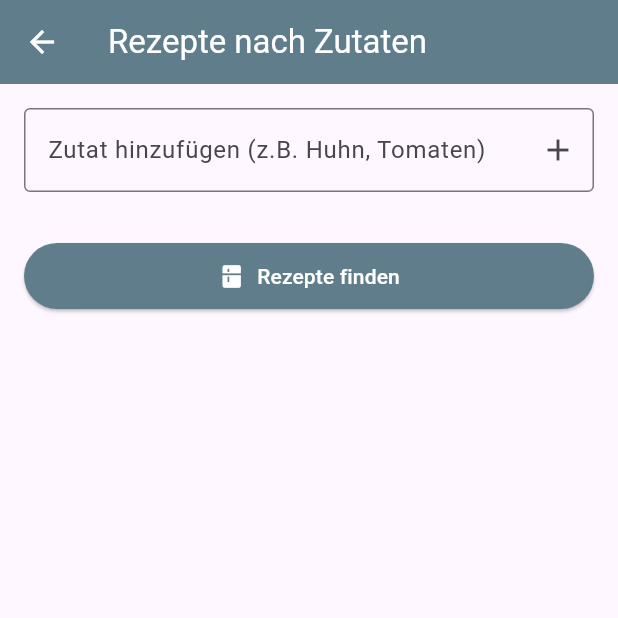
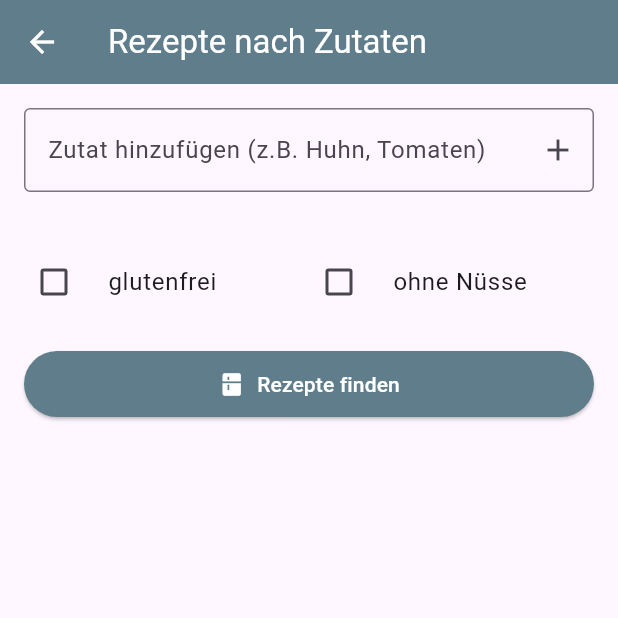
Before and after one commit to urdev-github1/urezepte2, a Flutter app: the screen it shows after launch, after a tap on "Rezepte nach Zutaten", on a phone screen of 412 x 824 dp, the top half of it. Run offline on Flutter 3.47's test engine with Material 3 defaults, Android fonts, the phone set to English and light mode, and no system bars; our stand-ins replace flutter_html, package_info_plus; network calls fail.

Commit message:
Erweitert um Gluten- und Nussfilter

```diff
--- a/lib/main.dart
+++ b/lib/main.dart
@@ -1,7 +1,7 @@
 // lib/main.dart
 
 import 'package:flutter/material.dart';
-import '../screens/main_screen.dart'; // Korrekter Import für MainScreen
+import '../screens/main_screen.dart';
 
 void main() {
   runApp(const MyApp());
@@ -13,17 +13,17 @@ class MyApp extends StatelessWidget {
   @override
   Widget build(BuildContext context) {
     return MaterialApp(
-      title: 'uRezepte2', // Du kannst hier den Namen deiner App anpassen
+      title: 'uRezepte2',
       theme: ThemeData(
-        primarySwatch: Colors.blueGrey, // Passend zu deiner App-Bar Farbe
+        primarySwatch: Colors.blueGrey,
         appBarTheme: const AppBarTheme(
           backgroundColor: Colors.blueGrey,
           foregroundColor: Colors.white,
         ),
         useMaterial3: true,
       ),
-      home: const MainScreen(), // Der MainScreen ist der Startbildschirm
-      debugShowCheckedModeBanner: false, // Optional: Entfernt das Debug-Banner
+      home: const MainScreen(),
+      debugShowCheckedModeBanner: false,
     );
   }
 }
--- a/lib/models/recipe.dart
+++ b/lib/models/recipe.dart
@@ -3,7 +3,7 @@
 class Recipe {
   final int id;
   final String title;
-  final String? image; // Bild-URL ist optional
+  final String? image;
 
   Recipe({required this.id, required this.title, this.image});
 
--- a/lib/screens/about_screen.dart
+++ b/lib/screens/about_screen.dart
@@ -1,8 +1,8 @@
-// ==== lib\screens\about_screen.dart ====
+// lib\screens\about_screen.dart
 
 import 'package:flutter/material.dart';
 import 'package:package_info_plus/package_info_plus.dart';
-import '../generated/build_info.dart'; // Import der BuildInfo
+import '../generated/build_info.dart';
 
 class AboutScreen extends StatefulWidget {
   const AboutScreen({super.key});
--- a/lib/screens/ingredients_search_screen.dart
+++ b/lib/screens/ingredients_search_screen.dart
@@ -3,7 +3,7 @@
 import 'package:flutter/material.dart';
 import '../models/recipe.dart';
 import '../services/spoonacular_service.dart';
-import 'recipe_detail_screen.dart'; // Für die Navigation zur Detailseite
+import '../screens/recipe_detail_screen.dart';
 
 class IngredientsSearchScreen extends StatefulWidget {
   const IngredientsSearchScreen({super.key});
@@ -20,6 +20,10 @@ class _IngredientsSearchScreenState extends State<IngredientsSearchScreen> {
   List<Recipe> _recipes = [];
   bool _isLoading = false;
   String? _errorMessage;
+
+  // NEU: Zustandsvariablen für die Filter
+  bool _isGlutenFreeFilterActive = false;
+  bool _isNutFreeFilterActive = false;
 
   @override
   void dispose() {
@@ -55,12 +59,15 @@ class _IngredientsSearchScreenState extends State<IngredientsSearchScreen> {
     setState(() {
       _isLoading = true;
       _errorMessage = null;
-      _recipes = []; // Clear previous results
+      _recipes = [];
     });
 
     try {
+      // Parameter für Diät und Unverträglichkeiten übergeben
       final recipes = await _spoonacularService.findRecipesByIngredients(
         _ingredients,
+        diet: _isGlutenFreeFilterActive ? 'gluten_free' : null,
+        intolerances: _isNutFreeFilterActive ? 'peanut,tree_nut' : null,
       );
       setState(() {
         _recipes = recipes;
@@ -105,7 +112,6 @@ class _IngredientsSearchScreenState extends State<IngredientsSearchScreen> {
               onSubmitted: _addIngredient,
             ),
             const SizedBox(height: 16.0),
-            // Anzeigen der hinzugefügten Zutaten als Chips
             if (_ingredients.isNotEmpty)
               Wrap(
                 spacing: 8.0,
@@ -120,6 +126,38 @@ class _IngredientsSearchScreenState extends State<IngredientsSearchScreen> {
                     .toList(),
               ),
             const SizedBox(height: 16.0),
+            // Filter-Checkboxen für IngredientsSearchScreen
+            Row(
+              children: [
+                Expanded(
+                  child: CheckboxListTile(
+                    title: const Text('glutenfrei'),
+                    value: _isGlutenFreeFilterActive,
+                    onChanged: (bool? newValue) {
+                      setState(() {
+                        _isGlutenFreeFilterActive = newValue ?? false;
+                      });
+                    },
+                    controlAffinity: ListTileControlAffinity.leading,
+                    contentPadding: EdgeInsets.zero,
+                  ),
+                ),
+                Expanded(
+                  child: CheckboxListTile(
+                    title: const Text('ohne Nüsse'),
+                    value: _isNutFreeFilterActive,
+                    onChanged: (bool? newValue) {
+                      setState(() {
+                        _isNutFreeFilterActive = newValue ?? false;
+                      });
+                    },
+                    controlAffinity: ListTileControlAffinity.leading,
+                    contentPadding: EdgeInsets.zero,
+                  ),
+                ),
+              ],
+            ),
+            const SizedBox(height: 16.0), // Abstand nach den Checkboxen
             ElevatedButton.icon(
               icon: const Icon(Icons.kitchen),
               label: const Text('Rezepte finden'),
@@ -136,10 +174,7 @@ class _IngredientsSearchScreenState extends State<IngredientsSearchScreen> {
                 : _errorMessage != null
                 ? Center(child: Text(_errorMessage!))
                 : Expanded(
-                    child:
-                        _recipes.isEmpty &&
-                            _ingredients
-                                .isNotEmpty // Nur anzeigen, wenn keine Ergebnisse und bereits gesucht wurde
+                    child: _recipes.isEmpty && _ingredients.isNotEmpty
                         ? const Center(
                             child: Text(
                               'Füge Zutaten hinzu und suche nach Rezepten.',
--- a/lib/screens/main_screen.dart
+++ b/lib/screens/main_screen.dart
@@ -1,11 +1,11 @@
-// lib\screens\main_screen.dart
+// lib/screens/main_screen.dart
 
 import 'package:flutter/material.dart';
 import 'package:urezepte2/screens/ingredients_search_screen.dart';
 import '../services/spoonacular_service.dart';
 import '../models/recipe.dart';
-import '../screens/about_screen.dart'; // Import des AboutScreen
-import '../screens/recipe_detail_screen.dart'; // NEU: Import des Detail-Screens
+import '../screens/about_screen.dart';
+import '../screens/recipe_detail_screen.dart';
 
 class MainScreen extends StatefulWidget {
   const MainScreen({super.key});
@@ -20,6 +20,10 @@ class _MainScreenState extends State<MainScreen> {
   List<Recipe> _recipes = [];
   bool _isLoading = false;
   String? _errorMessage;
+
+  // Zustandsvariablen für die Filter
+  bool _isGlutenFreeFilterActive = false;
+  bool _isNutFreeFilterActive = false;
 
   @override
   void initState() {
@@ -47,7 +51,12 @@ class _MainScreenState extends State<MainScreen> {
     });
 
     try {
-      final recipes = await _spoonacularService.searchRecipes(query);
+      // Parameter für Diät und Unverträglichkeiten übergeben
+      final recipes = await _spoonacularService.searchRecipes(
+        query,
+        diet: _isGlutenFreeFilterActive ? 'gluten_free' : null,
+        intolerances: _isNutFreeFilterActive ? 'peanut,tree_nut' : null,
+      );
       setState(() {
         _recipes = recipes;
         _isLoading = false;
@@ -74,7 +83,6 @@ class _MainScreenState extends State<MainScreen> {
         backgroundColor: Colors.blueGrey,
         foregroundColor: Colors.white,
         actions: [
-          // Info-Button, der zum AboutScreen navigiert.
           IconButton(
             icon: const Icon(Icons.info_outline),
             onPressed: () {
@@ -104,16 +112,44 @@ class _MainScreenState extends State<MainScreen> {
               onSubmitted: _searchRecipes,
             ),
             const SizedBox(height: 16.0),
+            // NEU: Filter-Checkboxen
+            Row(
+              children: [
+                Expanded(
+                  child: CheckboxListTile(
+                    title: const Text('glutenfrei'),
+                    value: _isGlutenFreeFilterActive,
+                    onChanged: (bool? newValue) {
+                      setState(() {
+                        _isGlutenFreeFilterActive = newValue ?? false;
+                      });
+                    },
+                    controlAffinity: ListTileControlAffinity.leading,
+                    contentPadding: EdgeInsets.zero,
+                  ),
+                ),
+                Expanded(
+                  child: CheckboxListTile(
+                    title: const Text('ohne Nüsse'),
+                    value: _isNutFreeFilterActive,
+                    onChanged: (bool? newValue) {
+                      setState(() {
+                        _isNutFreeFilterActive = newValue ?? false;
+                      });
+                    },
+                    controlAffinity: ListTileControlAffinity.leading,
+                    contentPadding: EdgeInsets.zero,
+                  ),
+                ),
+              ],
+            ),
+            const SizedBox(height: 16.0), // Abstand nach den Checkboxen
             _isLoading
                 ? const Center(child: CircularProgressIndicator())
                 : _errorMessage != null
                 ? Center(child: Text(_errorMessage!))
                 : Expanded(
-                    child:
-                        _recipes.isEmpty &&
-                            _searchController
-                                .text
-                                .isNotEmpty // Nur anzeigen, wenn keine Ergebnisse und bereits gesucht wurde
+                    child: _recipes.isEmpty && _searchController.text.isNotEmpty
                         ? const Center(child: Text('Keine Rezepte gefunden.'))
                         : ListView.builder(
                             itemCount: _recipes.length,
@@ -139,7 +175,6 @@ class _MainScreenState extends State<MainScreen> {
                                       : const Icon(Icons.food_bank),
                                   title: Text(recipe.title),
                                   onTap: () {
-                                    // HIER IST DIE KORREKTUR: Navigation zum RecipeDetailScreen
                                     Navigator.of(context).push(
                                       MaterialPageRoute(
                                         builder: (context) =>
@@ -157,7 +192,6 @@ class _MainScreenState extends State<MainScreen> {
           ],
         ),
       ),
-      // NEU: FloatingActionButton für die Zutatensuche
       floatingActionButton: FloatingActionButton.extended(
         onPressed: () {
           Navigator.of(context).push(
--- a/lib/screens/recipe_detail_screen.dart
+++ b/lib/screens/recipe_detail_screen.dart
@@ -1,7 +1,7 @@
 // lib/screens/recipe_detail_screen.dart
 
 import 'package:flutter/material.dart';
-import 'package:flutter_html/flutter_html.dart'; // Für die HTML-Anzeige der Zusammenfassung
+import 'package:flutter_html/flutter_html.dart';
 import 'package:url_launcher/url_launcher.dart';
 import '../models/recipe_detail.dart';
 import '../services/spoonacular_service.dart';
```
Also changed, not shown: dart_export.txt (+140 -66 lines), lib/services/spoonacular_service.dart (+43 -19 lines), lib/widgets/custom_marker_icon.dart (deleted, +0 -14 lines), lib/generated/build_info.dart.
